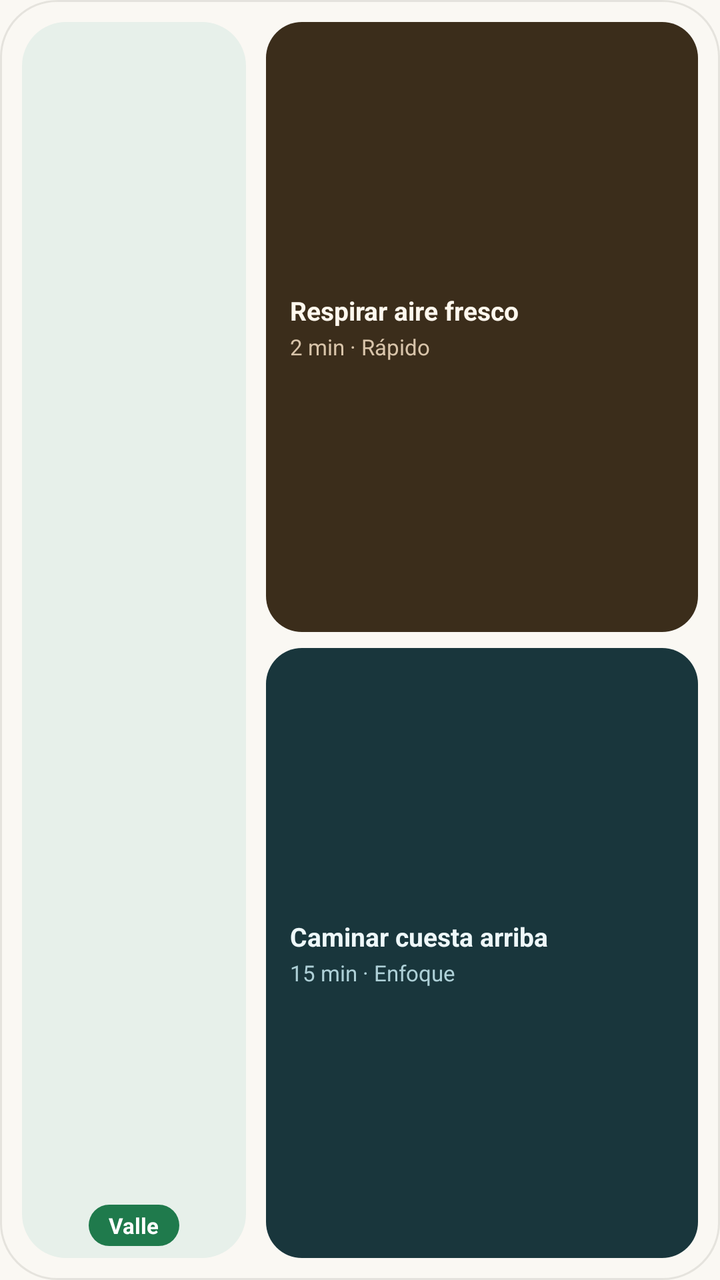
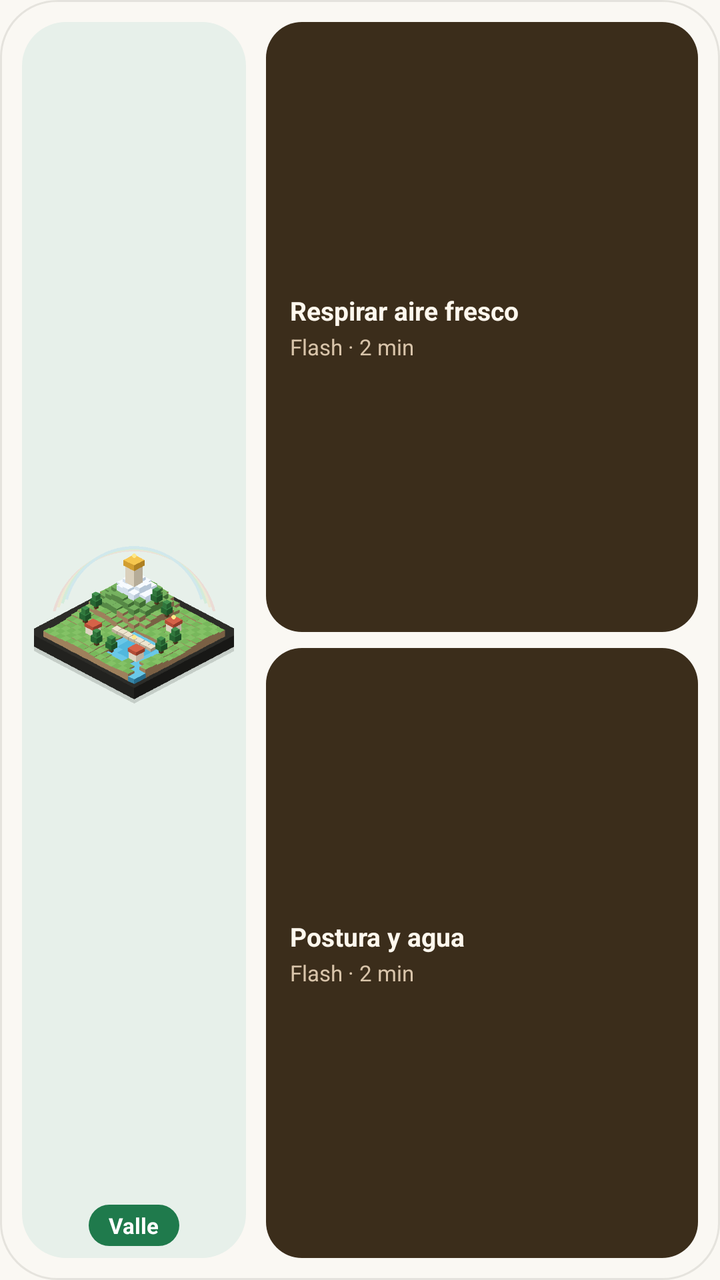

Before-and-after screenshots of an Android layout around one commit, followed by the original layout XML and the change that was made.
<!-- AndroidManifest.xml: application theme Theme.Splash -->
<!-- res/layout/widget_splash.xml -->
<?xml version="1.0" encoding="utf-8"?>
<LinearLayout xmlns:android="http://schemas.android.com/apk/res/android"
    android:id="@+id/widget_root"
    android:layout_width="match_parent"
    android:layout_height="match_parent"
    android:background="@drawable/widget_card_auto"
    android:baselineAligned="false"
    android:gravity="center_vertical"
    android:orientation="horizontal"
    android:padding="11dp">

    <LinearLayout
        android:id="@+id/widget_diorama_box"
        android:layout_width="112dp"
        android:layout_height="match_parent"
        android:background="@drawable/widget_diorama_auto"
        android:gravity="center"
        android:orientation="vertical"
        android:padding="6dp">

        <ImageView
            android:id="@+id/widget_biome_img"
            android:layout_width="match_parent"
            android:layout_height="0dp"
            android:layout_weight="1"
            android:adjustViewBounds="true"
            android:contentDescription="Splash Bioma"
            android:scaleType="fitCenter"
            android:src="@mipmap/ic_launcher" />

        <TextView
            android:id="@+id/widget_biome_chip"
            android:layout_width="wrap_content"
            android:layout_height="wrap_content"
            android:layout_marginTop="4dp"
            android:background="@drawable/widget_pill_green"
            android:ellipsize="end"
            android:maxLines="1"
            android:paddingLeft="10dp"
            android:paddingTop="3dp"
            android:paddingRight="10dp"
            android:paddingBottom="3dp"
            android:text="Valle"
            android:textColor="#FFFFFF"
            android:textSize="11sp"
            android:textStyle="bold" />
    </LinearLayout>

    <LinearLayout
        android:layout_width="0dp"
        android:layout_height="match_parent"
        android:layout_marginStart="10dp"
        android:layout_weight="1"
        android:gravity="center_vertical"
        android:orientation="vertical">

        <LinearLayout
            android:id="@+id/widget_tile_rapido"
            android:layout_width="match_parent"
            android:layout_height="0dp"
            android:layout_weight="1"
            android:background="@drawable/widget_goal_rapido_light"
            android:gravity="center_vertical"
            android:orientation="vertical"
            android:paddingLeft="12dp"
            android:paddingTop="6dp"
            android:paddingRight="12dp"
            android:paddingBottom="6dp">

            <TextView
                android:id="@+id/widget_goal_2m_title"
                android:layout_width="match_parent"
                android:layout_height="wrap_content"
                android:ellipsize="end"
                android:maxLines="1"
                android:text="Respirar aire fresco"
                android:textColor="#FFF8EE"
                android:textSize="13sp"
                android:textStyle="bold" />

            <TextView
                android:id="@+id/widget_goal_2m_sub"
                android:layout_width="match_parent"
                android:layout_height="wrap_content"
                android:layout_marginTop="2dp"
                android:ellipsize="end"
                android:maxLines="1"
                android:text="2 min · Rápido"
                android:textColor="#D8C4AA"
                android:textSize="11sp" />
        </LinearLayout>

        <LinearLayout
            android:id="@+id/widget_tile_medio"
            android:layout_width="match_parent"
            android:layout_height="0dp"
            android:layout_marginTop="8dp"
            android:layout_weight="1"
            android:background="@drawable/widget_goal_medio_light"
            android:gravity="center_vertical"
            android:orientation="vertical"
            android:paddingLeft="12dp"
            android:paddingTop="6dp"
            android:paddingRight="12dp"
            android:paddingBottom="6dp">

            <TextView
                android:id="@+id/widget_goal_15m_title"
                android:layout_width="match_parent"
                android:layout_height="wrap_content"
                android:ellipsize="end"
                android:maxLines="1"
                android:text="Caminar cuesta arriba"
                android:textColor="#EEF8FA"
                android:textSize="13sp"
                android:textStyle="bold" />

            <TextView
                android:id="@+id/widget_goal_15m_sub"
                android:layout_width="match_parent"
                android:layout_height="wrap_content"
                android:layout_marginTop="2dp"
                android:ellipsize="end"
                android:maxLines="1"
                android:text="15 min · Enfoque"
                android:textColor="#AED0D7"
                android:textSize="11sp" />
        </LinearLayout>
    </LinearLayout>
</LinearLayout>
<!-- resources referenced by this layout -->
<resources>
  <!-- drawable widget_card_auto (drawable) -->
  <?xml version="1.0" encoding="utf-8"?>
  <shape xmlns:android="http://schemas.android.com/apk/res/android"
      android:shape="rectangle">
      <solid android:color="#FAF8F3" />
      <corners android:radius="28dp" />
      <stroke
          android:width="1dp"
          android:color="#1A282622" />
  </shape>
  <!-- drawable widget_diorama_auto (drawable) -->
  <?xml version="1.0" encoding="utf-8"?>
  <shape xmlns:android="http://schemas.android.com/apk/res/android"
      android:shape="rectangle">
      <solid android:color="#E7F0EA" />
      <corners android:radius="22dp" />
  </shape>
  <!-- drawable widget_goal_medio_light (drawable) -->
  <?xml version="1.0" encoding="utf-8"?>
  <shape xmlns:android="http://schemas.android.com/apk/res/android"
      android:shape="rectangle">
      <solid android:color="#19363C" />
      <corners android:radius="18dp" />
  </shape>
  <!-- drawable widget_goal_rapido_light (drawable) -->
  <?xml version="1.0" encoding="utf-8"?>
  <shape xmlns:android="http://schemas.android.com/apk/res/android"
      android:shape="rectangle">
      <solid android:color="#3B2D1B" />
      <corners android:radius="18dp" />
  </shape>
  <!-- drawable widget_pill_green (drawable) -->
  <?xml version="1.0" encoding="utf-8"?>
  <shape xmlns:android="http://schemas.android.com/apk/res/android"
      android:shape="rectangle">
      <solid android:color="#1F7A4C" />
      <corners android:radius="999dp" />
  </shape>
  <!-- mipmap ic_launcher (mipmap-anydpi-v26) -->
  <?xml version="1.0" encoding="utf-8"?>
  <adaptive-icon xmlns:android="http://schemas.android.com/apk/res/android">
      <background android:drawable="@drawable/ic_launcher_background"/>
      <foreground android:drawable="@drawable/ic_launcher_foreground"/>
      <monochrome android:drawable="@drawable/ic_launcher_foreground"/>
  </adaptive-icon>
  <style name="Theme.Splash" parent="android:Theme.Material.Light.NoActionBar">
          <item name="android:statusBarColor">@android:color/transparent</item>
          <item name="android:navigationBarColor">@android:color/transparent</item>
          <item name="android:windowBackground">#FAF8F3</item>
      </style>
  <!-- drawable ic_launcher_background (drawable) -->
  <?xml version="1.0" encoding="utf-8"?>
  <vector xmlns:android="http://schemas.android.com/apk/res/android"
      android:width="108dp"
      android:height="108dp"
      android:viewportWidth="512"
      android:viewportHeight="512">
      <path
          android:fillColor="#E2F4C8"
          android:pathData="M0,0 L512,0 L512,512 L0,512 Z"/>
      <path
          android:fillColor="#A3D27B"
          android:pathData="M128,-16 C64,112 72,208 120,296 C162,372 148,446 92,528 L528,528 L528,-16 Z"/>
      <path
          android:fillColor="#6AA64C"
          android:pathData="M268,-16 C202,114 210,210 260,298 C302,372 288,446 232,528 L528,528 L528,-16 Z"/>
      <path
          android:fillColor="#3E7D28"
          android:pathData="M404,-16 C344,116 352,210 398,298 C438,372 426,446 372,528 L528,528 L528,-16 Z"/>
  </vector>
  <!-- drawable ic_launcher_foreground (drawable-v24) -->
  <?xml version="1.0" encoding="utf-8"?>
  <vector xmlns:android="http://schemas.android.com/apk/res/android"
      android:width="108dp"
      android:height="108dp"
      android:viewportWidth="512"
      android:viewportHeight="512">
      <group
          android:pivotX="256"
          android:pivotY="256"
          android:rotation="-5"
          android:scaleX="0.64"
          android:scaleY="0.64">
          <path
              android:fillColor="#00000000"
              android:pathData="M326,140 C306,122 280,116 252,116 C202,116 170,144 170,180 C170,220 206,236 256,252 C310,269 348,288 348,330 C348,368 312,396 258,396 C224,396 194,386 172,364"
              android:strokeColor="#FFFFFF"
              android:strokeLineCap="round"
              android:strokeLineJoin="round"
              android:strokeWidth="82"/>
      </group>
  </vector>
</resources>

<!-- the commit's change to res/layout/widget_splash.xml (unified diff, before → after) -->
@@ -26,7 +26,7 @@
             android:adjustViewBounds="true"
             android:contentDescription="Splash Bioma"
             android:scaleType="fitCenter"
-            android:src="@mipmap/ic_launcher" />
+            android:src="@drawable/widget_valle_max" />
 
         <TextView
             android:id="@+id/widget_biome_chip"
@@ -85,7 +85,7 @@
                 android:layout_marginTop="2dp"
                 android:ellipsize="end"
                 android:maxLines="1"
-                android:text="2 min · Rápido"
+                android:text="Flash · 2 min"
                 android:textColor="#D8C4AA"
                 android:textSize="11sp" />
         </LinearLayout>
@@ -96,7 +96,7 @@
             android:layout_height="0dp"
             android:layout_marginTop="8dp"
             android:layout_weight="1"
-            android:background="@drawable/widget_goal_medio_light"
+            android:background="@drawable/widget_goal_rapido_light"
             android:gravity="center_vertical"
             android:orientation="vertical"
             android:paddingLeft="12dp"
@@ -110,8 +110,8 @@
                 android:layout_height="wrap_content"
                 android:ellipsize="end"
                 android:maxLines="1"
-                android:text="Caminar cuesta arriba"
-                android:textColor="#EEF8FA"
+                android:text="Postura y agua"
+                android:textColor="#FFF8EE"
                 android:textSize="13sp"
                 android:textStyle="bold" />
 
@@ -122,8 +122,8 @@
                 android:layout_marginTop="2dp"
                 android:ellipsize="end"
                 android:maxLines="1"
-                android:text="15 min · Enfoque"
-                android:textColor="#AED0D7"
+                android:text="Flash · 2 min"
+                android:textColor="#D8C4AA"
                 android:textSize="11sp" />
         </LinearLayout>
     </LinearLayout>
<!-- resource entries referenced after the edit -->
@@ -17,13 +17,6 @@
       <solid android:color="#E7F0EA" />
       <corners android:radius="22dp" />
   </shape>
-  <!-- drawable widget_goal_medio_light (drawable) -->
-  <?xml version="1.0" encoding="utf-8"?>
-  <shape xmlns:android="http://schemas.android.com/apk/res/android"
-      android:shape="rectangle">
-      <solid android:color="#19363C" />
-      <corners android:radius="18dp" />
-  </shape>
   <!-- drawable widget_goal_rapido_light (drawable) -->
   <?xml version="1.0" encoding="utf-8"?>
   <shape xmlns:android="http://schemas.android.com/apk/res/android"
@@ -38,59 +31,11 @@
       <solid android:color="#1F7A4C" />
       <corners android:radius="999dp" />
   </shape>
-  <!-- mipmap ic_launcher (mipmap-anydpi-v26) -->
-  <?xml version="1.0" encoding="utf-8"?>
-  <adaptive-icon xmlns:android="http://schemas.android.com/apk/res/android">
-      <background android:drawable="@drawable/ic_launcher_background"/>
-      <foreground android:drawable="@drawable/ic_launcher_foreground"/>
-      <monochrome android:drawable="@drawable/ic_launcher_foreground"/>
-  </adaptive-icon>
+  <!-- drawable widget_valle_max: png bitmap (drawable-nodpi, 20234 bytes) -->
   <style name="Theme.Splash" parent="android:Theme.Material.Light.NoActionBar">
           <item name="android:statusBarColor">@android:color/transparent</item>
           <item name="android:navigationBarColor">@android:color/transparent</item>
           <item name="android:windowBackground">#FAF8F3</item>
       </style>
-  <!-- drawable ic_launcher_background (drawable) -->
-  <?xml version="1.0" encoding="utf-8"?>
-  <vector xmlns:android="http://schemas.android.com/apk/res/android"
-      android:width="108dp"
-      android:height="108dp"
-      android:viewportWidth="512"
-      android:viewportHeight="512">
-      <path
-          android:fillColor="#E2F4C8"
-          android:pathData="M0,0 L512,0 L512,512 L0,512 Z"/>
-      <path
-          android:fillColor="#A3D27B"
-          android:pathData="M128,-16 C64,112 72,208 120,296 C162,372 148,446 92,528 L528,528 L528,-16 Z"/>
-      <path
-          android:fillColor="#6AA64C"
-          android:pathData="M268,-16 C202,114 210,210 260,298 C302,372 288,446 232,528 L528,528 L528,-16 Z"/>
-      <path
-          android:fillColor="#3E7D28"
-          android:pathData="M404,-16 C344,116 352,210 398,298 C438,372 426,446 372,528 L528,528 L528,-16 Z"/>
-  </vector>
-  <!-- drawable ic_launcher_foreground (drawable-v24) -->
-  <?xml version="1.0" encoding="utf-8"?>
-  <vector xmlns:android="http://schemas.android.com/apk/res/android"
-      android:width="108dp"
-      android:height="108dp"
-      android:viewportWidth="512"
-      android:viewportHeight="512">
-      <group
-          android:pivotX="256"
-          android:pivotY="256"
-          android:rotation="-5"
-          android:scaleX="0.64"
-          android:scaleY="0.64">
-          <path
-              android:fillColor="#00000000"
-              android:pathData="M326,140 C306,122 280,116 252,116 C202,116 170,144 170,180 C170,220 206,236 256,252 C310,269 348,288 348,330 C348,368 312,396 258,396 C224,396 194,386 172,364"
-              android:strokeColor="#FFFFFF"
-              android:strokeLineCap="round"
-              android:strokeLineJoin="round"
-              android:strokeWidth="82"/>
-      </group>
-  </vector>
 </resources>
 
